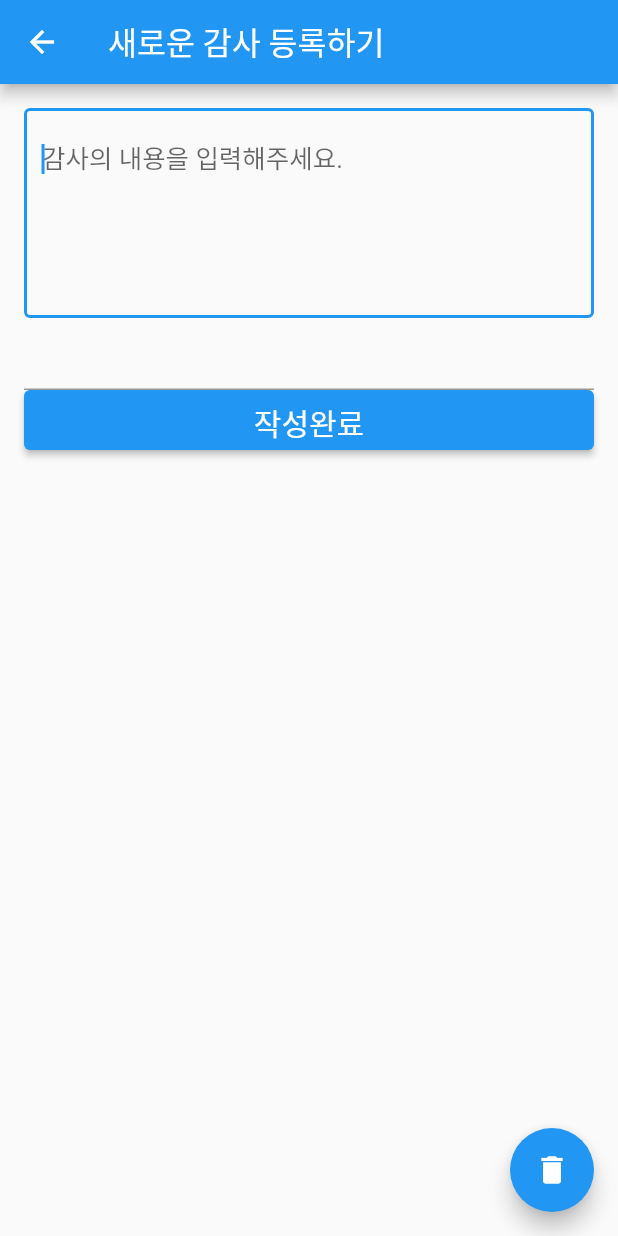
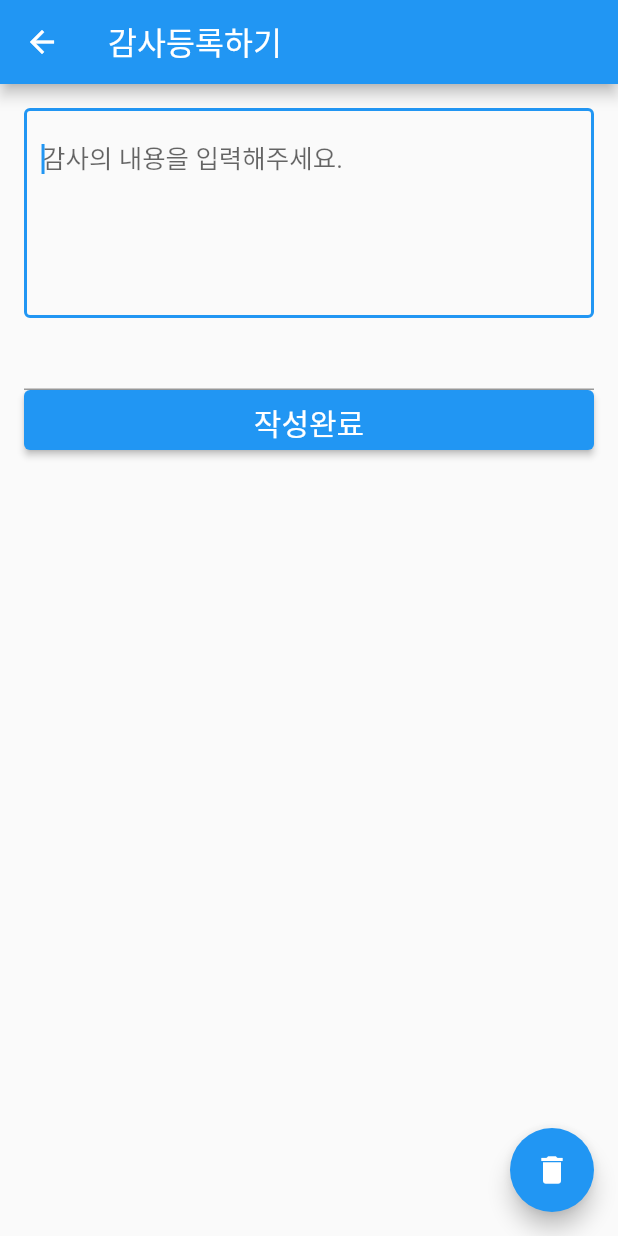
Before and after one commit to mygospel/thanks2, a Flutter app: the EditRoute screen opened directly, on a phone screen of 412 x 824 dp. Run offline on Flutter 3.47's test engine with Material 2 defaults, Android fonts, the light colour scheme and no system bars; our stand-ins replace badges, flutter_local_notifications, flutter_native_splash, fluttertoast, material_design_icons_flutter, shared_preferences and 4 more; missing offline and left inert: calendar_calendar; accounts and stored records are empty.

Commit message:
앱바타이틀위치

```diff
--- a/lib/calendar.dart
+++ b/lib/calendar.dart
@@ -100,7 +100,7 @@ class _ThanksCanledarState extends State<ThanksCanledar> {
       appBar: AppBar(
         title: Transform(
           // you can forcefully translate values left side using Transform
-          transform: Matrix4.translationValues(0.0, 5.0, 0.0),
+          transform: Matrix4.translationValues(0.0, 0.0, 0.0),
           child: Text(
             "감사노트 ＜오늘감사＞ 달력보기",
             textAlign: TextAlign.center,
--- a/lib/edit.dart
+++ b/lib/edit.dart
@@ -29,7 +29,17 @@ class EditRoute extends StatelessWidget {
 
     return Scaffold(
       appBar: AppBar(
-        title: const Text("새로운 감사 등록하기"),
+        title: Transform(
+          // you can forcefully translate values left side using Transform
+          transform: Matrix4.translationValues(0.0, 0.0, 0.0),
+          child: Text(
+            "감사등록하기",
+            textAlign: TextAlign.center,
+            style: TextStyle(
+              color: Colors.white,
+            ),
+          ),
+        ),
       ),
       body: Padding(
         padding: const EdgeInsets.all(16.0),
--- a/lib/help.dart
+++ b/lib/help.dart
@@ -40,7 +40,7 @@ class HelpAppState extends State<HelpApp> {
       appBar: AppBar(
         title: Transform(
           // you can forcefully translate values left side using Transform
-          transform: Matrix4.translationValues(0.0, 5.0, 0.0),
+          transform: Matrix4.translationValues(0.0, 0.0, 0.0),
           child: Text(
             "감사노트 ＜오늘감사＞",
             textAlign: TextAlign.center,
--- a/lib/main.dart
+++ b/lib/main.dart
@@ -215,10 +215,10 @@ class _MyHomePageState extends State<MyHomePage> {
     return Scaffold(
       appBar: AppBar(
         centerTitle: true,
-        titleSpacing: 15.0,
+        titleSpacing: 0.0,
         title: Transform(
           // you can forcefully translate values left side using Transform
-          transform: Matrix4.translationValues(0.0, 5.0, 0.0),
+          transform: Matrix4.translationValues(0.0, 0.0, 0.0),
           child: Text(
             widget.title,
             textAlign: TextAlign.center,
--- a/lib/setting.dart
+++ b/lib/setting.dart
@@ -129,7 +129,7 @@ class SettingAppState extends State<SettingApp> {
       appBar: AppBar(
         title: Transform(
           // you can forcefully translate values left side using Transform
-          transform: Matrix4.translationValues(0.0, 5.0, 0.0),
+          transform: Matrix4.translationValues(0.0, 0.0, 0.0),
           child: Text(
             "<오늘감사> 알람설정",
             textAlign: TextAlign.center,
```
